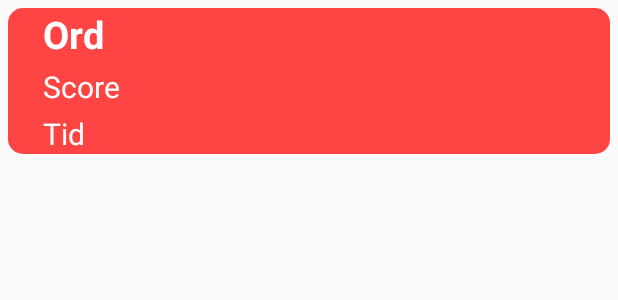
After one commit to ZamzamGit/Galgeleg, an Android app: the layout recycler_highscore.xml on its own in the app's theme, with its tools: preview values and no code run, on a phone screen of 412 x 824 dp. The commit adds this screen. Shown: the top 300 px of the screen. Run offline under Robolectric (Android 15) with nearby library versions, the phone set to English and light mode, and no system bars.

Commit message:
highscore liste færdig, mangler små rettelser

```diff
--- a/app/build.gradle
+++ b/app/build.gradle
@@ -32,6 +32,9 @@ dependencies {
     implementation fileTree(dir: "libs", include: ["*.jar"])
     implementation 'androidx.appcompat:appcompat:1.2.0'
     implementation 'androidx.constraintlayout:constraintlayout:2.0.4'
+    implementation 'androidx.recyclerview:recyclerview:1.1.0'
+    implementation 'androidx.cardview:cardview:1.0.0'
+    implementation 'com.google.code.gson:gson:2.8.6'
     testImplementation 'junit:junit:4.12'
     androidTestImplementation 'androidx.test.ext:junit:1.1.2'
     androidTestImplementation 'androidx.test.espresso:espresso-core:3.3.0'
--- a/app/src/main/java/com/example/galgelegii/VundetAktivitet.java
+++ b/app/src/main/java/com/example/galgelegii/VundetAktivitet.java
@@ -37,7 +37,6 @@ public class VundetAktivitet extends AppCompatActivity implements View.OnClickLi
 
     @Override
     public void onBackPressed() {
-
         Intent i = new Intent(this, MainActivity.class);
         startActivity(i);
         super.onBackPressed();
--- /dev/null
+++ b/app/src/main/res/layout/recycler_highscore.xml
@@ -0,0 +1,61 @@
+<?xml version="1.0" encoding="utf-8"?>
+<androidx.cardview.widget.CardView xmlns:android="http://schemas.android.com/apk/res/android"
+    android:layout_width="wrap_content"
+    android:layout_height="wrap_content"
+    xmlns:app="http://schemas.android.com/apk/res-auto"
+    app:cardCornerRadius="10dp"
+    android:layout_margin="5dp">
+
+
+    <RelativeLayout
+        android:layout_width="match_parent"
+        android:layout_height="match_parent"
+        android:background="@android:color/holo_red_light">
+
+
+        <TextView
+            android:id="@+id/word"
+            android:layout_width="366dp"
+            android:layout_height="wrap_content"
+            android:layout_alignParentStart="true"
+            android:layout_alignParentEnd="true"
+            android:layout_marginStart="23dp"
+            android:layout_marginEnd="13dp"
+            android:text="Ord"
+            android:textColor="@color/white"
+            android:textSize="25dp"
+            android:textStyle="bold" />
+
+        <TextView
+            android:id="@+id/score"
+            android:layout_width="366dp"
+            android:layout_height="wrap_content"
+            android:layout_below="@+id/word"
+            android:layout_alignParentStart="true"
+            android:layout_alignParentEnd="true"
+            android:layout_marginStart="23dp"
+            android:layout_marginTop="4dp"
+            android:layout_marginEnd="13dp"
+            android:text="Score"
+            android:textColor="@color/white"
+            android:textSize="20dp" />
+
+        <TextView
+            android:id="@+id/time"
+            android:layout_width="363dp"
+            android:layout_height="wrap_content"
+            android:layout_below="@+id/score"
+            android:layout_alignParentStart="true"
+            android:layout_alignParentEnd="true"
+            android:layout_marginStart="23dp"
+            android:layout_marginTop="4dp"
+            android:layout_marginEnd="16dp"
+            android:text="Tid"
+            android:textColor="@color/white"
+            android:textSize="20dp" />
+
+
+    </RelativeLayout>
+
+
+</androidx.cardview.widget.CardView>
```
Also changed, not shown: app/src/main/java/com/example/galgelegii/GameActivity.java (+35 -3 lines), app/src/main/java/com/example/galgelegii/GameDialog.java (+8 -7 lines), app/src/main/java/com/example/galgelegii/HighScoreActivity.java (+29 -0 lines), app/src/main/java/com/example/galgelegii/HighScoreAdapter.java (added, +61 -0 lines), app/src/main/java/com/example/galgelegii/KategoriAktivitet.java (+7 -0 lines), app/src/main/java/com/example/galgelegii/MainActivity.java (+14 -1 lines), app/src/main/java/com/example/galgelegii/logik/HighScore.java (added, +39 -0 lines), app/src/main/java/com/example/galgelegii/logik/HighScoreData.java (added, +52 -0 lines), app/src/main/res/layout/activity_highscore.xml (+18 -13 lines), app/src/main/res/layout/activity_main.xml (+14 -1 lines).
